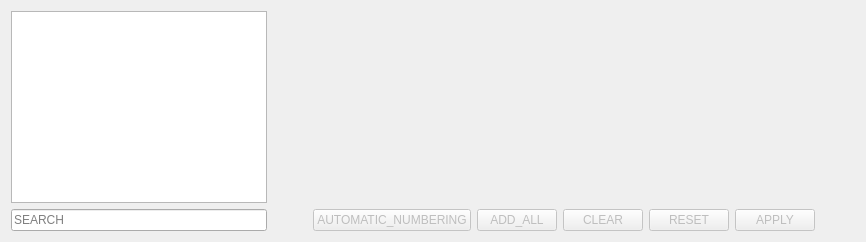
Qt form src/ui/listtab.ui (Orionsilver/Yo-kai_Editor_B2) before a commit.
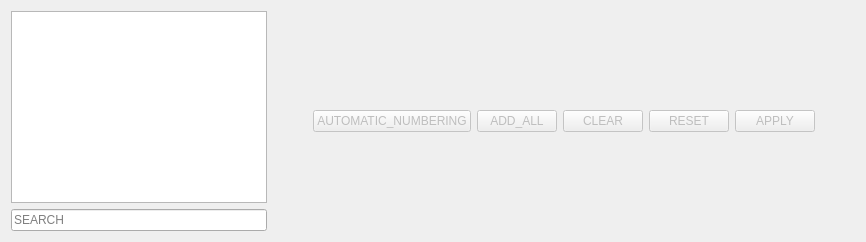
The same form after that commit.

```diff
--- a/src/ui/listtab.ui
+++ b/src/ui/listtab.ui
@@ -41,19 +41,6 @@
        <item>
         <layout class="QHBoxLayout" name="form"/>
        </item>
-       <item>
-        <spacer name="verticalSpacer">
-         <property name="orientation">
-          <enum>Qt::Vertical</enum>
-         </property>
-         <property name="sizeHint" stdset="0">
-          <size>
-           <width>20</width>
-           <height>40</height>
-          </size>
-         </property>
-        </spacer>
-       </item>
        <item>
         <layout class="QHBoxLayout" name="hl2_1">
          <item>
```
